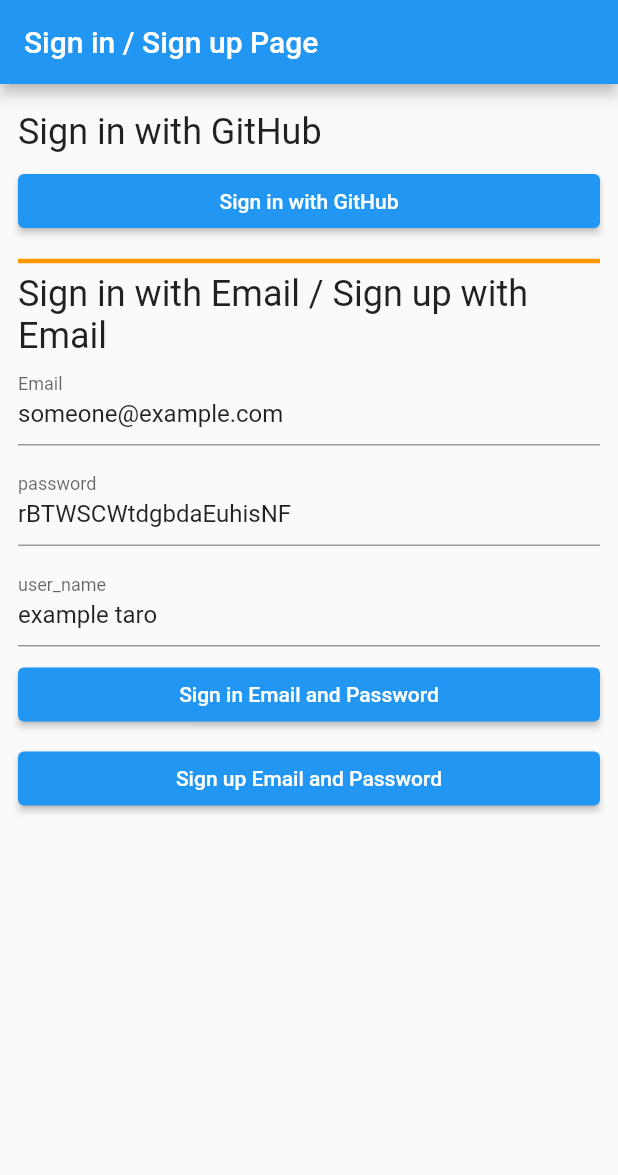
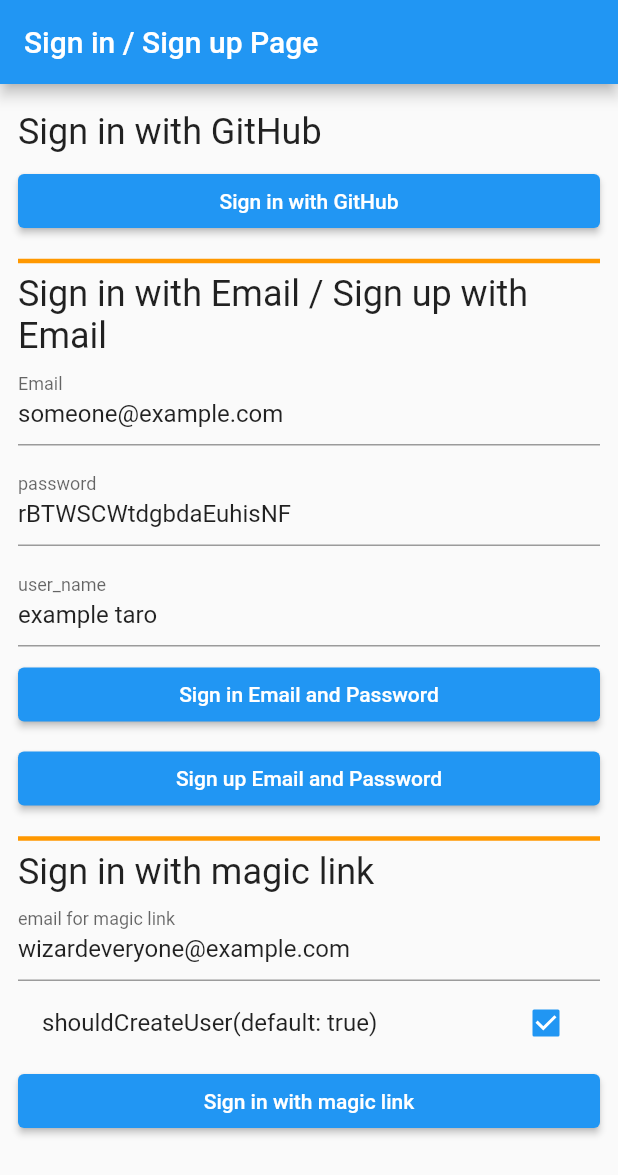
Before and after one commit to Pregum/authentication_sample_with_supabase_flutter, a Flutter app: the screen it shows after launch, on a phone screen of 412 x 824 dp. Shown: the top 1175 px of the screen. Run offline on Flutter 3.47's test engine with Material 2 defaults, Android fonts, the light colour scheme and no system bars; our stand-ins replace flutter_dotenv, gap, supabase_flutter; accounts and stored records are empty.

Commit message:
update: magic link用 サンプルを追加

```diff
--- a/lib/login_page.dart
+++ b/lib/login_page.dart
@@ -19,12 +19,15 @@
 class _LoginPageState extends State<LoginPage> {
   var _redirecting = false;
   var _isLoading = false;
+  var _shouldCreateUser = true;
   late final StreamSubscription<AuthState> _authStateSubscription;
 
   final _emailController = TextEditingController(text: 'someone@example.com');
   final _passwordController =
       TextEditingController(text: 'rBTWSCWtdgbdaEuhisNF');
   final _userNameController = TextEditingController(text: 'example taro');
+  final _magicLinkEmailController =
+      TextEditingController(text: 'wizardeveryone@example.com');
 
   @override
   void initState() {
@@ -96,10 +99,43 @@
               child:
                   Text(_isLoading ? 'Loading' : 'Sign up Email and Password'),
             ),
+            const Gap(8.0),
+            const Divider(color: Colors.orange, thickness: 3.0),
+            Text('Sign in with magic link',
+                style: Theme.of(context).textTheme.headlineSmall),
+            TextFormField(
+              decoration: const InputDecoration(
+                label: Text('email for magic link'),
+                hintText: 'foobar@example.com',
+              ),
+              controller: _magicLinkEmailController,
+            ),
+            CheckboxListTile.adaptive(
+              title: const Text('shouldCreateUser(default: true)'),
+              value: _shouldCreateUser,
+              onChanged: (value) {
+                if (value != null) {
+                  setState(() => _shouldCreateUser = value);
+                }
+              },
+            ),
+            ElevatedButton(
+              onPressed: _isLoading ? null : _signInMagicLink,
+              child: Text(_isLoading ? 'Loading' : 'Sign in with magic link'),
+            ),
           ],
         ),
       ),
     );
+  }
+
+  Future<void> _signInMagicLink() async {
+    await _signInFlow(() async {
+      await supabase.auth.signInWithOtp(
+        email: _emailController.text,
+        shouldCreateUser: _shouldCreateUser,
+      );
+    });
   }
 
   Future<void> _signUpEmail() async {
```
